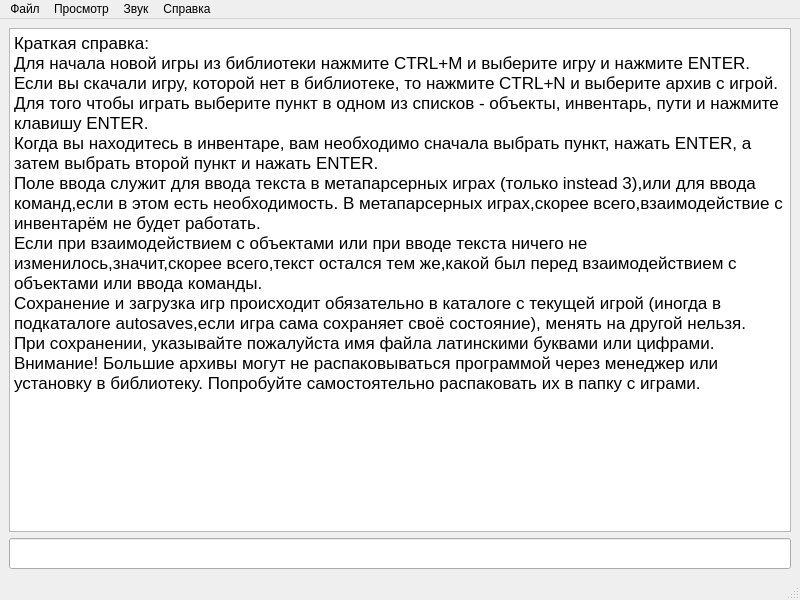
Qt form topwindow.ui (mee1b/AGL-Player) before a commit.
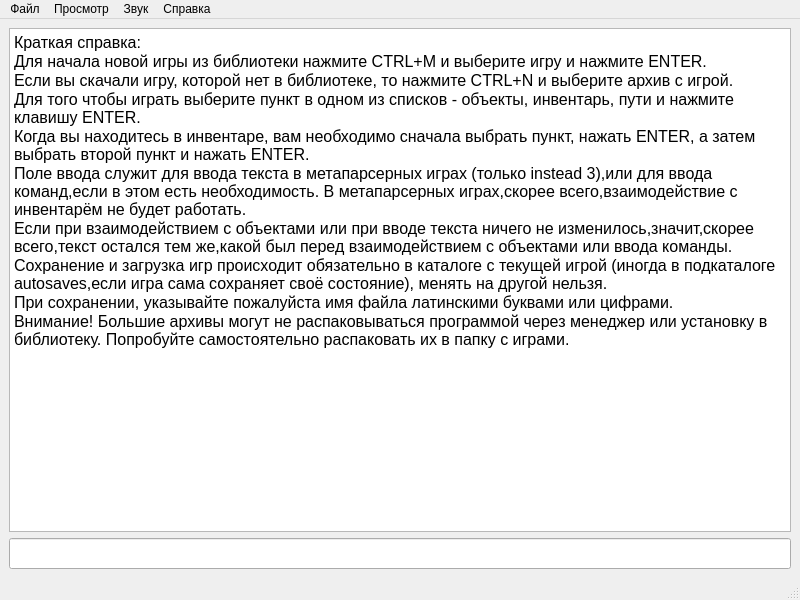
The same form after that commit.

Diff of the .ui file:
```diff
--- a/topwindow.ui
+++ b/topwindow.ui
@@ -16,23 +16,30 @@
   <widget class="QWidget" name="centralwidget">
    <layout class="QVBoxLayout" name="verticalLayout">
     <item>
-     <widget class="QPlainTextEdit" name="headerText">
+     <widget class="QTextBrowser" name="headerText">
       <property name="font">
        <font>
-        <pointsize>13</pointsize>
+        <pointsize>14</pointsize>
        </font>
       </property>
-      <property name="plainText">
-       <string>Краткая справка:
-Для начала новой игры из библиотеки нажмите CTRL+M и выберите игру и нажмите ENTER.
-Если вы скачали игру, которой нет в библиотеке, то нажмите CTRL+N и выберите архив с игрой.
-Для того чтобы играть выберите пункт в одном из списков - объекты, инвентарь, пути и нажмите клавишу ENTER.
-Когда вы находитесь в инвентаре, вам необходимо сначала выбрать пункт, нажать ENTER, а затем выбрать второй пункт и нажать ENTER.
-Поле ввода служит для ввода текста в метапарсерных играх (только instead 3),или для ввода команд,если в этом есть необходимость. В метапарсерных играх,скорее всего,взаимодействие с инвентарём не будет работать.
-Если при взаимодействием с объектами или при вводе текста ничего не изменилось,значит,скорее всего,текст остался тем же,какой был перед взаимодействием с объектами или ввода команды.
-Сохранение и загрузка игр происходит обязательно в каталоге с текущей игрой (иногда в подкаталоге autosaves,если игра сама сохраняет своё состояние), менять на другой нельзя.
-При сохранении, указывайте пожалуйста имя файла латинскими буквами или цифрами.
-Внимание! Большие архивы могут не распаковываться программой через менеджер или установку в библиотеку. Попробуйте самостоятельно распаковать их в папку с играми.</string>
+      <property name="html">
+       <string>&lt;!DOCTYPE HTML PUBLIC &quot;-//W3C//DTD HTML 4.0//EN&quot; &quot;http://www.w3.org/TR/REC-html40/strict.dtd&quot;&gt;
+&lt;html&gt;&lt;head&gt;&lt;meta name=&quot;qrichtext&quot; content=&quot;1&quot; /&gt;&lt;meta charset=&quot;utf-8&quot; /&gt;&lt;style type=&quot;text/css&quot;&gt;
+p, li { white-space: pre-wrap; }
+hr { height: 1px; border-width: 0; }
+li.unchecked::marker { content: &quot;\2610&quot;; }
+li.checked::marker { content: &quot;\2612&quot;; }
+&lt;/style&gt;&lt;/head&gt;&lt;body style=&quot; font-family:'Segoe UI'; font-size:14pt; font-weight:400; font-style:normal;&quot;&gt;
+&lt;p style=&quot; margin-top:0px; margin-bottom:0px; margin-left:0px; margin-right:0px; -qt-block-indent:0; text-indent:0px;&quot;&gt;&lt;span style=&quot; font-size:12pt;&quot;&gt;Краткая справка:&lt;/span&gt;&lt;/p&gt;
+&lt;p style=&quot; margin-top:0px; margin-bottom:0px; margin-left:0px; margin-right:0px; -qt-block-indent:0; text-indent:0px;&quot;&gt;&lt;span style=&quot; font-size:12pt;&quot;&gt;Для начала новой игры из библиотеки нажмите CTRL+M и выберите игру и нажмите ENTER.&lt;/span&gt;&lt;/p&gt;
+&lt;p style=&quot; margin-top:0px; margin-bottom:0px; margin-left:0px; margin-right:0px; -qt-block-indent:0; text-indent:0px;&quot;&gt;&lt;span style=&quot; font-size:12pt;&quot;&gt;Если вы скачали игру, которой нет в библиотеке, то нажмите CTRL+N и выберите архив с игрой.&lt;/span&gt;&lt;/p&gt;
+&lt;p style=&quot; margin-top:0px; margin-bottom:0px; margin-left:0px; margin-right:0px; -qt-block-indent:0; text-indent:0px;&quot;&gt;&lt;span style=&quot; font-size:12pt;&quot;&gt;Для того чтобы играть выберите пункт в одном из списков - объекты, инвентарь, пути и нажмите клавишу ENTER.&lt;/span&gt;&lt;/p&gt;
+&lt;p style=&quot; margin-top:0px; margin-bottom:0px; margin-left:0px; margin-right:0px; -qt-block-indent:0; text-indent:0px;&quot;&gt;&lt;span style=&quot; font-size:12pt;&quot;&gt;Когда вы находитесь в инвентаре, вам необходимо сначала выбрать пункт, нажать ENTER, а затем выбрать второй пункт и нажать ENTER.&lt;/span&gt;&lt;/p&gt;
+&lt;p style=&quot; margin-top:0px; margin-bottom:0px; margin-left:0px; margin-right:0px; -qt-block-indent:0; text-indent:0px;&quot;&gt;&lt;span style=&quot; font-size:12pt;&quot;&gt;Поле ввода служит для ввода текста в метапарсерных играх (только instead 3),или для ввода команд,если в этом есть необходимость. В метапарсерных играх,скорее всего,взаимодействие с инвентарём не будет работать.&lt;/span&gt;&lt;/p&gt;
+&lt;p style=&quot; margin-top:0px; margin-bottom:0px; margin-left:0px; margin-right:0px; -qt-block-indent:0; text-indent:0px;&quot;&gt;&lt;span style=&quot; font-size:12pt;&quot;&gt;Если при взаимодействием с объектами или при вводе текста ничего не изменилось,значит,скорее всего,текст остался тем же,какой был перед взаимодействием с объектами или ввода команды.&lt;/span&gt;&lt;/p&gt;
+&lt;p style=&quot; margin-top:0px; margin-bottom:0px; margin-left:0px; margin-right:0px; -qt-block-indent:0; text-indent:0px;&quot;&gt;&lt;span style=&quot; font-size:12pt;&quot;&gt;Сохранение и загрузка игр происходит обязательно в каталоге с текущей игрой (иногда в подкаталоге autosaves,если игра сама сохраняет своё состояние), менять на другой нельзя.&lt;/span&gt;&lt;/p&gt;
+&lt;p style=&quot; margin-top:0px; margin-bottom:0px; margin-left:0px; margin-right:0px; -qt-block-indent:0; text-indent:0px;&quot;&gt;&lt;span style=&quot; font-size:12pt;&quot;&gt;При сохранении, указывайте пожалуйста имя файла латинскими буквами или цифрами.&lt;/span&gt;&lt;/p&gt;
+&lt;p style=&quot; margin-top:0px; margin-bottom:0px; margin-left:0px; margin-right:0px; -qt-block-indent:0; text-indent:0px;&quot;&gt;&lt;span style=&quot; font-size:12pt;&quot;&gt;Внимание! Большие архивы могут не распаковываться программой через менеджер или установку в библиотеку. Попробуйте самостоятельно распаковать их в папку с играми.&lt;/span&gt;&lt;/p&gt;&lt;/body&gt;&lt;/html&gt;</string>
       </property>
      </widget>
     </item>
```
